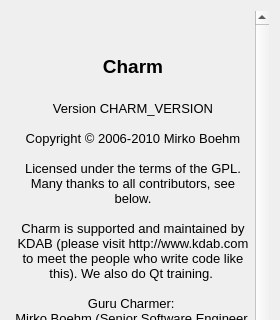
Before: the Qt Designer form Charm/CharmAboutDialog.ui in KDAB/Charm, drawn with Qt 5; both pictures show x 0 to 280 and y 0 to 320 of the 280 by 482 pixel window.
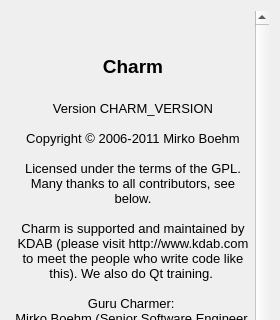
After: the same form once the commit is applied. Icons and pictures are not drawn.

Diff of the .ui file:
```diff
--- a/Charm/CharmAboutDialog.ui
+++ b/Charm/CharmAboutDialog.ui
@@ -70,7 +70,7 @@
 &lt;p align=&quot;center&quot; style=&quot;-qt-paragraph-type:empty; margin-top:0px; margin-bottom:0px; margin-left:0px; margin-right:0px; -qt-block-indent:0; text-indent:0px; font-size:14pt; font-weight:600;&quot;&gt;&lt;/p&gt;
 &lt;p align=&quot;center&quot; style=&quot; margin-top:0px; margin-bottom:0px; margin-left:0px; margin-right:0px; -qt-block-indent:0; text-indent:0px;&quot;&gt;&lt;span style=&quot; font-size:10pt;&quot;&gt;Version CHARM_VERSION&lt;/span&gt;&lt;/p&gt;
 &lt;p align=&quot;center&quot; style=&quot;-qt-paragraph-type:empty; margin-top:0px; margin-bottom:0px; margin-left:0px; margin-right:0px; -qt-block-indent:0; text-indent:0px; font-size:10pt;&quot;&gt;&lt;/p&gt;
-&lt;p align=&quot;center&quot; style=&quot; margin-top:0px; margin-bottom:0px; margin-left:0px; margin-right:0px; -qt-block-indent:0; text-indent:0px;&quot;&gt;&lt;span style=&quot; font-size:10pt;&quot;&gt;Copyright © 2006-2010 Mirko Boehm&lt;/span&gt;&lt;/p&gt;
+&lt;p align=&quot;center&quot; style=&quot; margin-top:0px; margin-bottom:0px; margin-left:0px; margin-right:0px; -qt-block-indent:0; text-indent:0px;&quot;&gt;&lt;span style=&quot; font-size:10pt;&quot;&gt;Copyright © 2006-2011 Mirko Boehm&lt;/span&gt;&lt;/p&gt;
 &lt;p align=&quot;center&quot; style=&quot;-qt-paragraph-type:empty; margin-top:0px; margin-bottom:0px; margin-left:0px; margin-right:0px; -qt-block-indent:0; text-indent:0px; font-size:10pt;&quot;&gt;&lt;/p&gt;
 &lt;p align=&quot;center&quot; style=&quot; margin-top:0px; margin-bottom:0px; margin-left:0px; margin-right:0px; -qt-block-indent:0; text-indent:0px;&quot;&gt;&lt;span style=&quot; font-size:10pt;&quot;&gt;Licensed under the terms of the GPL. Many thanks to all contributors, see below.&lt;/span&gt;&lt;/p&gt;
 &lt;p align=&quot;center&quot; style=&quot;-qt-paragraph-type:empty; margin-top:0px; margin-bottom:0px; margin-left:0px; margin-right:0px; -qt-block-indent:0; text-indent:0px; font-size:10pt;&quot;&gt;&lt;/p&gt;
```
